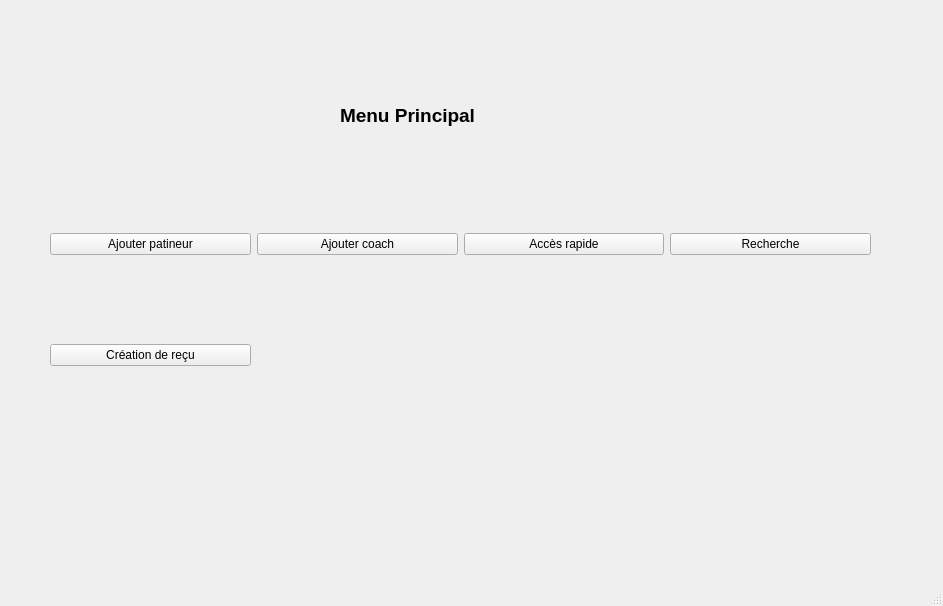
Qt form EPAF/connexionmainmenu.ui (EPAFprojet/EPAF_V3) before a commit.
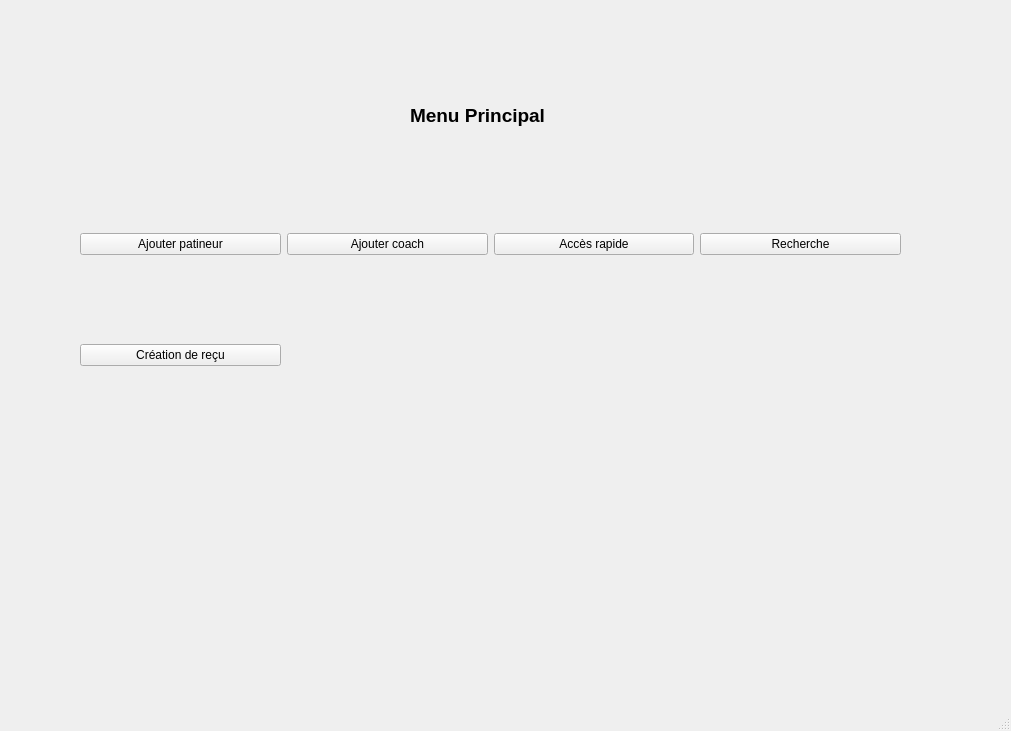
The same form after that commit.

The edit to the form file:
```diff
--- a/EPAF/connexionmainmenu.ui
+++ b/EPAF/connexionmainmenu.ui
@@ -6,8 +6,8 @@
    <rect>
     <x>0</x>
     <y>0</y>
-    <width>943</width>
-    <height>606</height>
+    <width>1011</width>
+    <height>731</height>
    </rect>
   </property>
   <property name="windowTitle">
@@ -19,8 +19,8 @@
      <rect>
       <x>-10</x>
       <y>0</y>
-      <width>931</width>
-      <height>511</height>
+      <width>951</width>
+      <height>671</height>
      </rect>
     </property>
     <property name="currentIndex">
@@ -77,9 +77,9 @@
      <widget class="QWidget" name="MenuP" native="true">
       <property name="geometry">
        <rect>
-        <x>-40</x>
+        <x>30</x>
         <y>70</y>
-        <width>941</width>
+        <width>951</width>
         <height>481</height>
        </rect>
       </property>
@@ -106,7 +106,7 @@
       <widget class="QWidget" name="gridLayoutWidget">
        <property name="geometry">
         <rect>
-         <x>100</x>
+         <x>60</x>
          <y>80</y>
          <width>821</width>
          <height>301</height>
```
Left out of the diff: 2 changed lines with no effect on the pictures.
